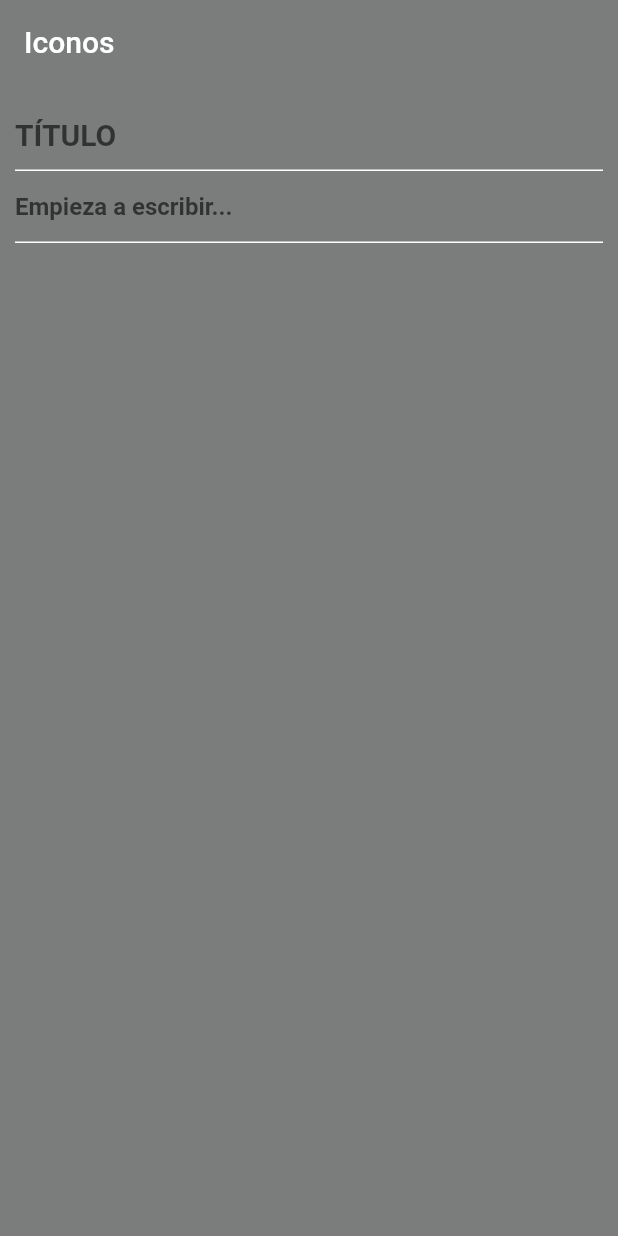
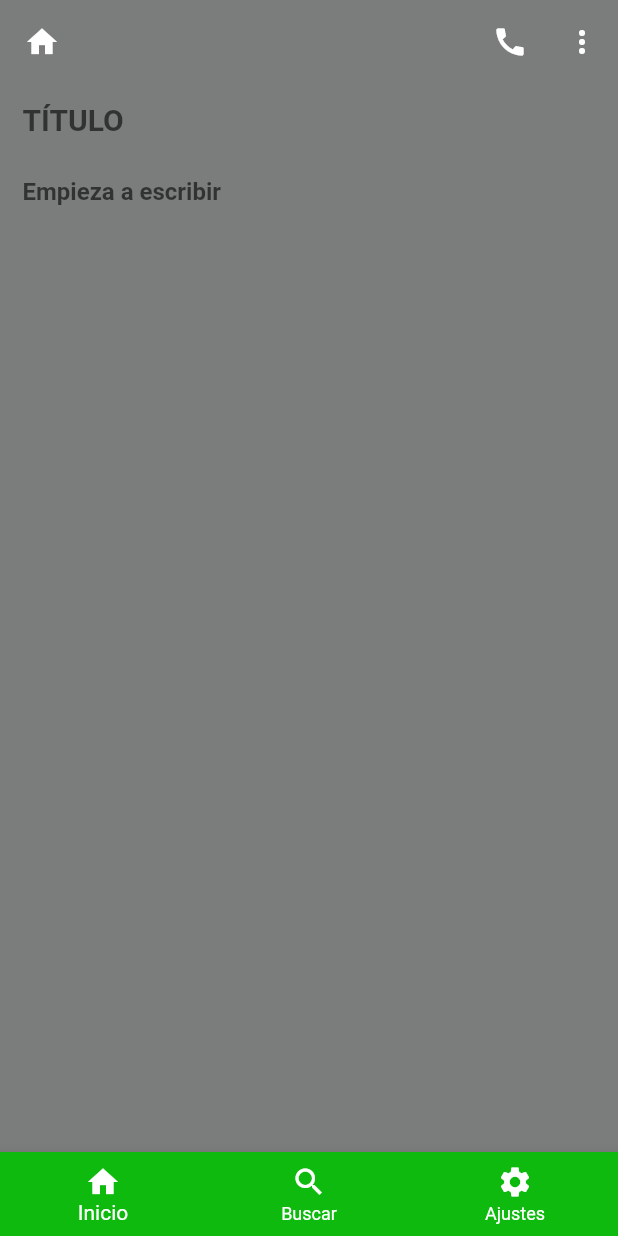
Before and after one commit to CleanCodersRojo/FrontendMyNotes, a Flutter app: the screen it shows after launch, on a phone screen of 412 x 824 dp. Run offline on Flutter 3.47's test engine with Material 2 defaults, Android fonts, the light colour scheme and no system bars.

Commit message:
Update saveNotes and icons
Se actualiza la clase para guardar las notas y se agregan iconos

```diff
--- a/lib/infrastructure/ui/adr_notes/saveNotes.dart
+++ b/lib/infrastructure/ui/adr_notes/saveNotes.dart
@@ -7,52 +7,102 @@ class SaveNotes extends StatelessWidget{
     return Scaffold(
       backgroundColor: colorGrey,
       appBar: AppBar(
-        title: Text("Iconos"),
+
+        //Como usar las imagenes como iconos de la carpeta icons en assets para botones
+        leading: IconButton(
+        onPressed: () {},
+        icon: Icon(Icons.home),
+        ),
         backgroundColor: colorGrey,//Uso de Styles colorGrey
-        //delete shadowness in bottom border
-        elevation: 0,
+        elevation: 0,//delete shadowness in bottom border
+        actions: [
+          IconButton(
+          onPressed: (){},
+          icon: Icon(Icons.call),
+          ),
+          IconButton(
+          onPressed: () {},
+          icon: Icon(Icons.more_vert),
+          ),
+        ],
 
-        ),
+
+
+
+      ),
       body: Container(child: _FormSave()),
+
+
+      bottomNavigationBar: BottomNavigationBar(
+        backgroundColor: colorGreen,
+        selectedItemColor: colorWhite,
+        unselectedItemColor: colorWhite,
+        items: const [
+          BottomNavigationBarItem(
+            icon: Icon(Icons.home),
+            label: "Inicio"
+          ),
+          BottomNavigationBarItem(
+            icon: Icon(Icons.search),
+            label: "Buscar"
+          ),
+          BottomNavigationBarItem(
+            icon: Icon(Icons.settings),
+            label: "Ajustes"
+          ),
+        ],
+      ),
+
     );
   }
 }
 
 
 class _FormSave extends StatelessWidget{
+  final titleController = TextEditingController();
+  final bodyController = TextEditingController();
+
+
   @override
   Widget build(BuildContext context){
     return Container(
-      padding: EdgeInsets.fromLTRB(10, 10, 10, 20),//add padding all minus bottom
+      padding: EdgeInsets.fromLTRB(15, 0, 15, 0),//add padding all minus bottom
       child: Form(child: Column(children: <Widget>[
         TextFormField( //TITULO DE LA NOTA
+          controller: titleController,
+
+
           //remove lower separation strip
 
           scrollPadding: EdgeInsets.all(15),
           maxLines: null,//Extend the text box when necessary but when it does not cover the entire space of the maximum number of lines
           //keyboardType: TextInputType.multiline,//Max lines but the box is not scrollable
-          decoration: InputDecoration(
+          decoration: const InputDecoration(
             hintText: "TÍTULO",
             hintStyle: TextStyle(fontWeight: FontWeight.bold,fontSize: 20),
             enabledBorder: UnderlineInputBorder(
-              borderSide: BorderSide(color: colorWhite)
+              borderSide: BorderSide(color: colorGrey)
             ),
             focusedBorder: UnderlineInputBorder(
-              borderSide: BorderSide(color: colorWhite)
+              borderSide: BorderSide(color: colorGrey)
+            ),
+
+        ),),
+        TextFormField( //CUERPO DE LA NOTA
+          controller: bodyController,
+          maxLines: null,
+          decoration: const InputDecoration(
+            hintText: "Empieza a escribir",
+            hintStyle: TextStyle(fontWeight: FontWeight.bold),
+            enabledBorder: UnderlineInputBorder(
+              borderSide: BorderSide(color: colorGrey)
+            ),
+            focusedBorder: UnderlineInputBorder(
+              borderSide: BorderSide(color: colorGrey)
             ),
         ),),
-        TextFormField( //CUERPO DE LA NOTA
-          maxLines: null,
-          decoration: InputDecoration(
-            hintText: "Empieza a escribir...",
-            hintStyle: TextStyle(fontWeight: FontWeight.bold),
-            enabledBorder: UnderlineInputBorder(
-              borderSide: BorderSide(color: colorWhite)
-            ),
-            focusedBorder: UnderlineInputBorder(
-              borderSide: BorderSide(color: colorWhite)
-            ),
-        ),)
+
+
       ])),
     );
   }
```
Also changed, not shown: lib/assets/icons/bell.png (added), lib/assets/icons/check.png (added), lib/assets/icons/headline.png (added), lib/assets/icons/tag.png (added).
